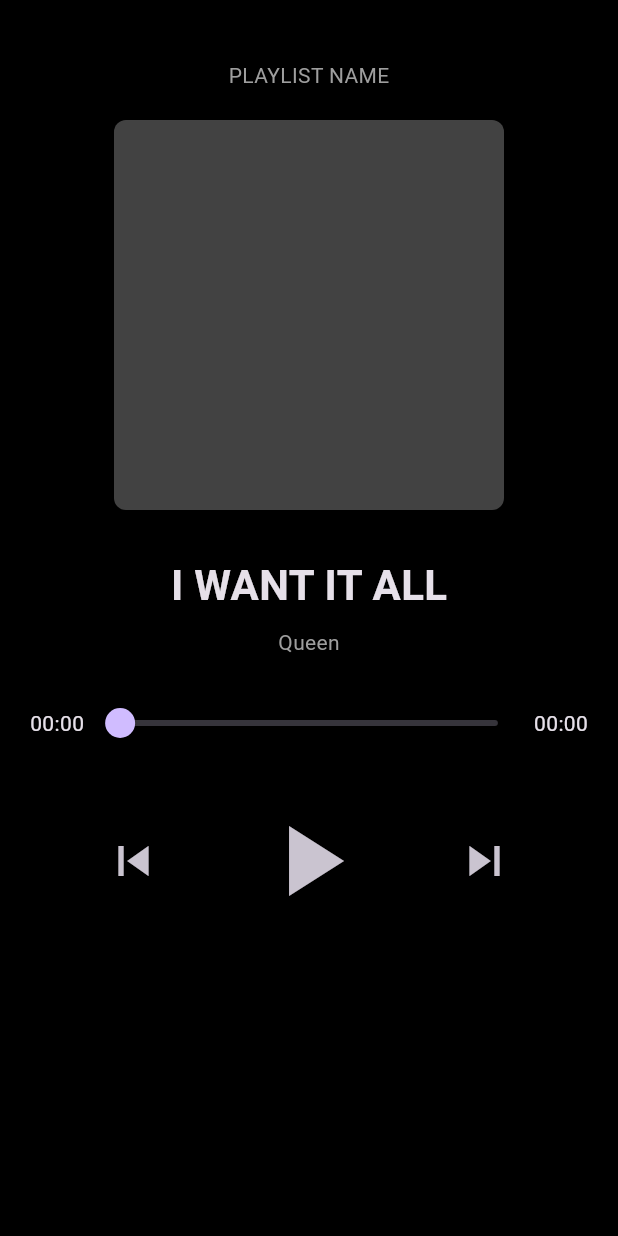
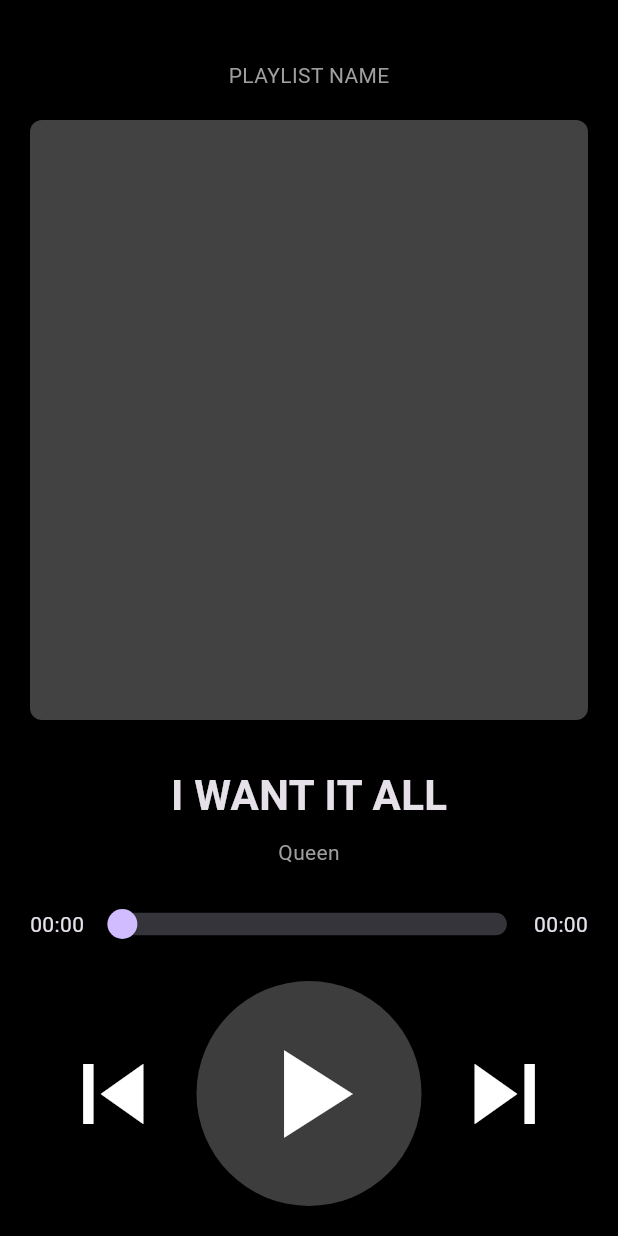
Before and after one commit to ACSelke/hci_project, a Flutter app: the screen it shows after launch, on a phone screen of 412 x 824 dp. Run offline on Flutter 3.47's test engine with Material 3 defaults, Android fonts, the phone set to English and light mode, and no system bars; our stand-ins replace just_audio.

Commit message:
button sizing

```diff
--- a/lib/main.dart
+++ b/lib/main.dart
@@ -122,8 +122,8 @@
             const SizedBox(height: 20),
 
             Container(
-              height: 260,
-              width: 260,
+              height: 400,
+              width: 400,
               decoration: BoxDecoration(
                 color: Colors.grey[800],
                 borderRadius: BorderRadius.circular(8),
@@ -155,6 +155,12 @@
               children: [
                 Text(format(position)),
                 Expanded(
+                  child:SliderTheme(
+                    data: SliderTheme.of(context).copyWith(
+                      trackHeight: 15,
+                      thumbShape: const RoundSliderThumbShape(enabledThumbRadius: 10),
+                      overlayShape: const RoundSliderOverlayShape(overlayRadius: 18),
+                    ),
                     child: Slider(
                       value: position.inSeconds.toDouble(),
                       max: duration.inSeconds.toDouble() > 0
@@ -163,6 +169,7 @@
                       onChanged: (value) {
                         _player.seek(Duration(seconds: value.toInt()));
                       },
+                    ),
                   ),
                 ),
                 Text(format(duration)),
@@ -175,21 +182,37 @@
             Row(
               mainAxisAlignment: MainAxisAlignment.spaceEvenly,
               children: [
+                // Previous
                 IconButton(
-                  iconSize: 40,
                   icon: const Icon(Icons.skip_previous),
+                  iconSize: 80,
+                  color: Colors.white,
                   onPressed: previous,
                 ),
+
+                // Big Play/Pause Button
+                GestureDetector(
+                  onTap: playPause,
+                  child: Container(
+                    width: 150,
+                    height: 150,
+                    decoration: const BoxDecoration(
+                      shape: BoxShape.circle,
+                      color: Colors.white24,
+                    ),
+                    child: Icon(
+                      _player.playing ? Icons.pause : Icons.play_arrow,
+                      size: 100,
+                      color: Colors.white,
+                    ),
+                  ),
+                ),
+
+                // Next
                 IconButton(
+                  icon: const Icon(Icons.skip_next),
                   iconSize: 80,
-                  icon: Icon(
-                    _player.playing ? Icons.pause : Icons.play_arrow,
-                  ),
-                  onPressed: playPause,
-                ),
-                IconButton(
-                  iconSize: 40,
-                  icon: const Icon(Icons.skip_next),
+                  color: Colors.white,
                   onPressed: next,
                 ),
               ],
```
Lines whose indentation alone changed are shown as unchanged.
